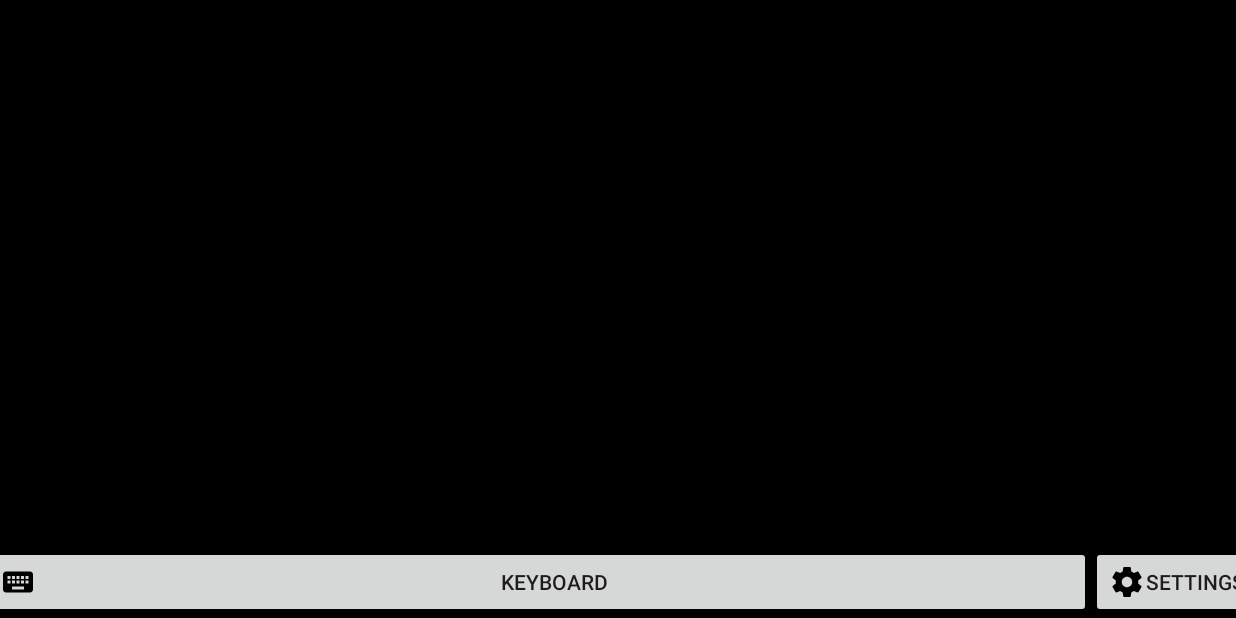
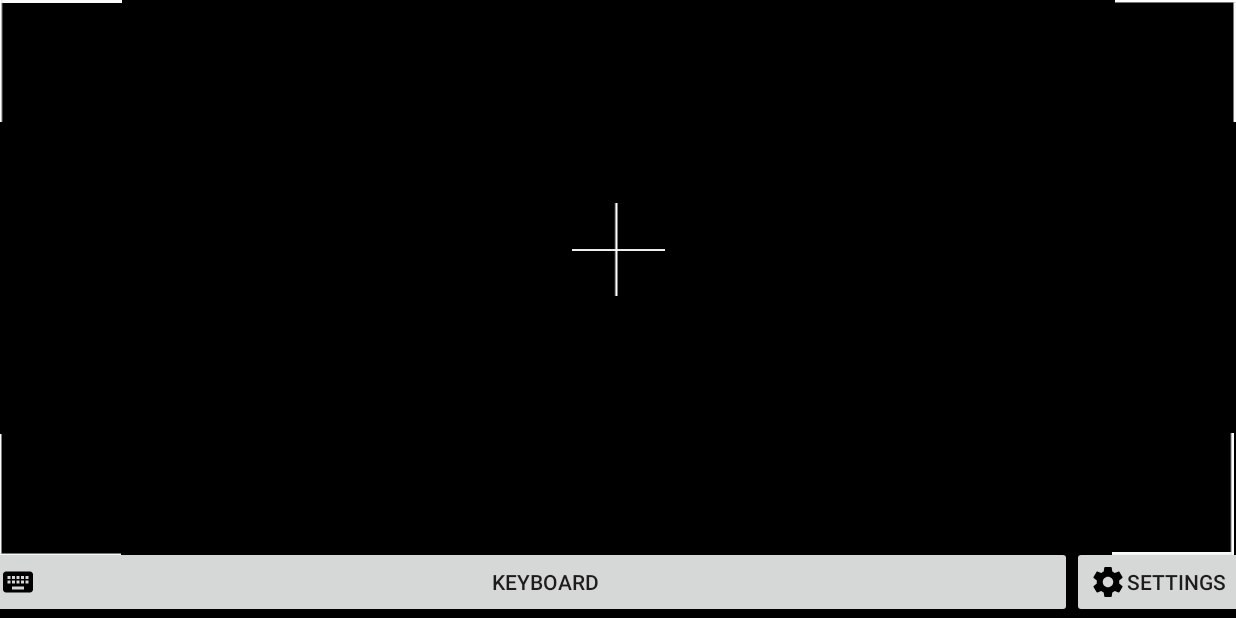
Before and after one commit to 209854/IT_APP_TU1515_Multitool, an Android app: the screen it shows after launch (FullscreenActivity), on a phone screen of 824 x 412 dp (held sideways). Run offline under Robolectric (Android 15) with nearby library versions, the phone set to English and light mode, and no system bars.

Commit message:
make better touchpad GUI

```diff
--- a/MultiTool_App/app/build.gradle
+++ b/MultiTool_App/app/build.gradle
@@ -11,6 +11,7 @@ android {
         versionCode 1
         versionName "1.0"
         testInstrumentationRunner "android.support.test.runner.AndroidJUnitRunner"
+        vectorDrawables.useSupportLibrary = true
     }
     buildTypes {
         release {
--- /dev/null
+++ b/MultiTool_App/app/src/main/res/drawable/lsign.xml
@@ -0,0 +1,5 @@
+<vector android:height="24dp" android:viewportHeight="640"
+    android:viewportWidth="640" android:width="24dp" xmlns:android="http://schemas.android.com/apk/res/android">
+    <path android:fillAlpha="1" android:fillColor="#FAFAFA" android:pathData="M640,16.23L11.6,16.23L11.6,0L640,0L640,16.23Z"/>
+    <path android:fillAlpha="1" android:fillColor="#FFFFFF" android:pathData="M12.9,0L0,0L0,640L12.9,640L12.9,0Z"/>
+</vector>
--- /dev/null
+++ b/MultiTool_App/app/src/main/res/drawable/plus.xml
@@ -0,0 +1,5 @@
+<vector android:height="24dp" android:viewportHeight="640"
+    android:viewportWidth="640" android:width="24dp" xmlns:android="http://schemas.android.com/apk/res/android">
+    <path android:fillAlpha="1" android:fillColor="#FFFFFF" android:pathData="M640,317L0,317L0,300.77L640,300.77L640,317Z"/>
+    <path android:fillAlpha="1" android:fillColor="#FFFCFC" android:pathData="M322.9,0L310,0L310,640L322.9,640L322.9,0Z"/>
+</vector>
--- a/MultiTool_App/app/src/main/res/layout/activity_fullscreen.xml
+++ b/MultiTool_App/app/src/main/res/layout/activity_fullscreen.xml
@@ -1,19 +1,19 @@
 <RelativeLayout xmlns:android="http://schemas.android.com/apk/res/android"
+    xmlns:app="http://schemas.android.com/apk/res-auto"
     xmlns:tools="http://schemas.android.com/tools"
+    android:id="@+id/touch_screen"
     android:layout_width="match_parent"
     android:layout_height="match_parent"
-    android:background="#000"
-    android:id="@+id/touch_screen"
+    android:addStatesFromChildren="true"
+    android:background="#000000"
     tools:context="com.multitool.smartinput.wifikeyboardandmouse.FullscreenActivity">
-
-
     <Button
-        android:layout_alignParentBottom="true"
         android:id="@+id/keyboard_toggle"
         android:layout_width="wrap_content"
         android:layout_height="wrap_content"
         android:layout_alignParentStart="true"
         android:layout_alignParentLeft="true"
+        android:layout_alignParentBottom="true"
         android:layout_marginStart="-12dp"
         android:layout_marginLeft="-12dp"
         android:layout_marginRight="-2dp"
@@ -23,15 +23,76 @@
         android:text="@string/keyboard" />
 
     <Button
-        android:layout_alignParentBottom="true"
         android:id="@+id/settings_button"
         android:layout_width="wrap_content"
         android:layout_height="wrap_content"
         android:layout_alignParentEnd="true"
         android:layout_alignParentRight="true"
-        android:layout_marginEnd="-18dp"
-        android:layout_marginRight="-18dp"
+        android:layout_alignParentBottom="true"
+        android:layout_marginEnd="-5dp"
+        android:layout_marginRight="-5dp"
+        android:layout_marginBottom="0dp"
         android:drawableStart="@drawable/settings"
         android:drawableLeft="@drawable/settings"
         android:text="Settings" />
+
+    <ImageView
+        android:id="@+id/imageView"
+        android:layout_width="115dp"
+        android:layout_height="81dp"
+        android:layout_alignParentStart="true"
+        android:layout_alignParentLeft="true"
+        android:layout_alignParentTop="true"
+        android:layout_marginStart="-17dp"
+        android:layout_marginLeft="-17dp"
+        android:layout_marginTop="0dp"
+        app:srcCompat="@drawable/lsign" />
+
+    <ImageView
+        android:layout_width="115dp"
+        android:layout_height="81dp"
+        android:layout_alignParentEnd="true"
+        android:layout_alignParentRight="true"
+        android:layout_alignParentTop="true"
+        android:layout_marginEnd="-17dp"
+        android:layout_marginRight="-17dp"
+        android:layout_marginTop="0dp"
+        android:rotation="90"
+        app:srcCompat="@drawable/lsign" />
+
+    <ImageView
+        android:layout_width="115dp"
+        android:layout_height="81dp"
+        android:layout_alignParentEnd="true"
+        android:layout_alignParentRight="true"
+        android:layout_alignParentBottom="true"
+        android:layout_marginStart="284dp"
+        android:layout_marginLeft="284dp"
+        android:layout_marginEnd="-15dp"
+        android:layout_marginRight="-15dp"
+        android:layout_marginBottom="42dp"
+        android:rotation="180"
+        app:srcCompat="@drawable/lsign" />
+
+    <ImageView
+        android:layout_width="115dp"
+        android:layout_height="81dp"
+        android:layout_alignParentStart="true"
+        android:layout_alignParentLeft="true"
+        android:layout_alignParentBottom="true"
+        android:layout_marginStart="-18dp"
+        android:layout_marginLeft="-18dp"
+        android:layout_marginTop="284dp"
+        android:layout_marginBottom="41dp"
+        android:rotation="270"
+        app:srcCompat="@drawable/lsign" />
+
+    <ImageView
+        android:layout_width="81dp"
+        android:layout_height="62dp"
+        android:layout_centerHorizontal="true"
+        android:layout_marginTop="135dp"
+        android:rotation="270"
+        app:srcCompat="@drawable/plus" />
+
 </RelativeLayout>
```
